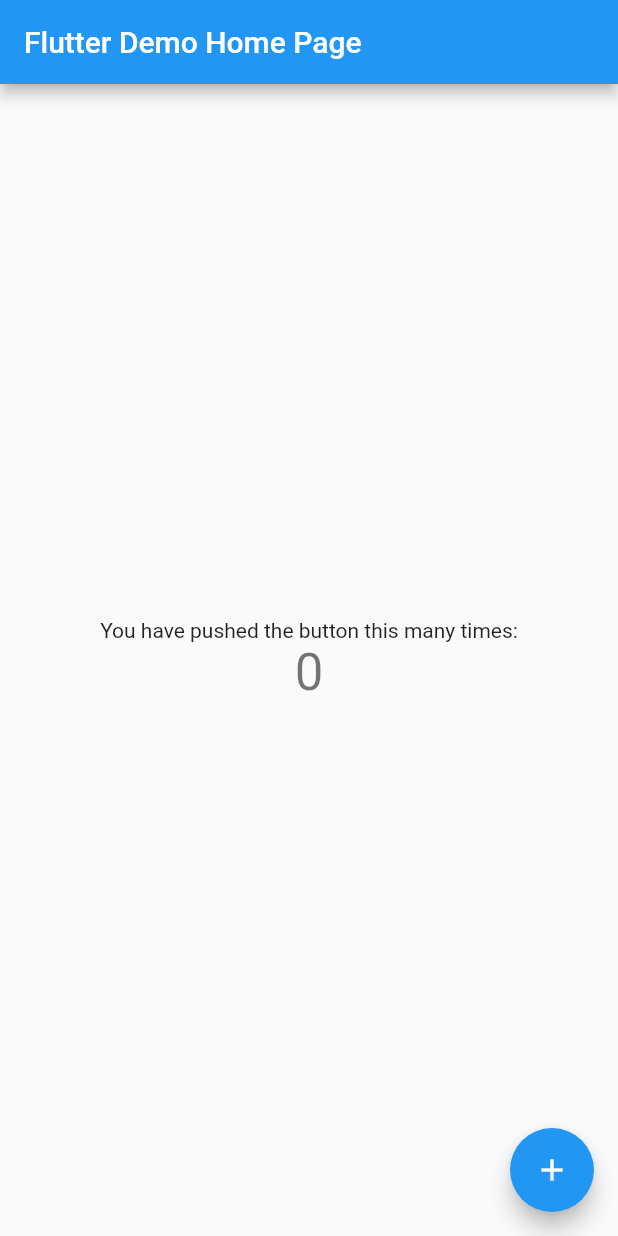
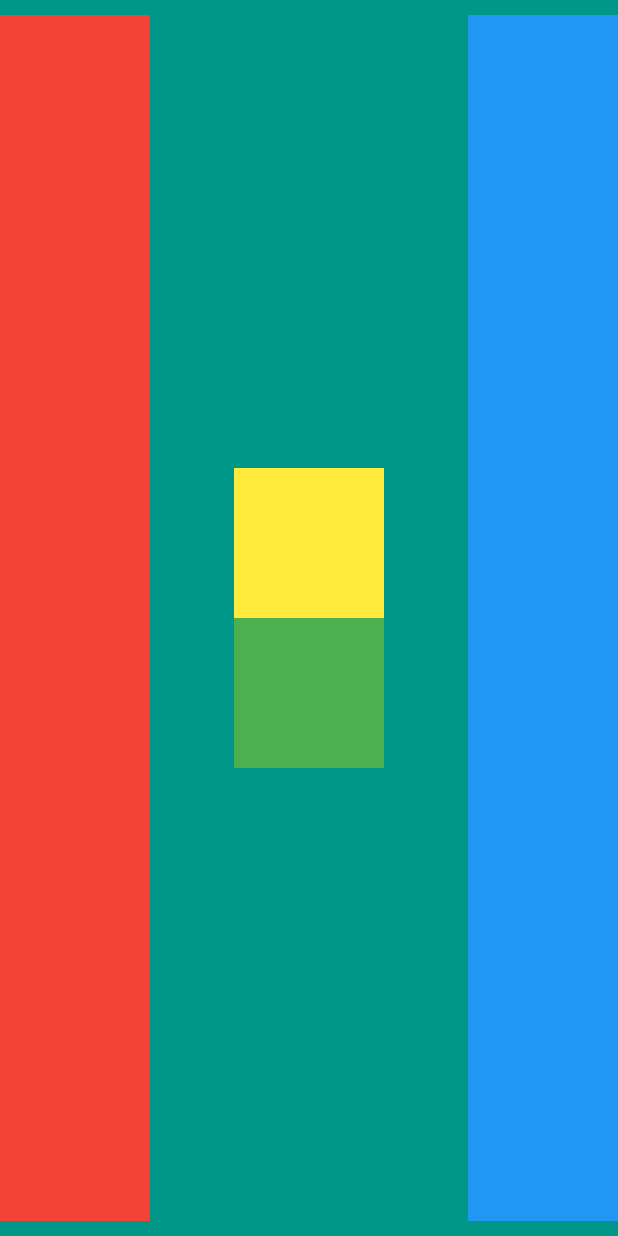
Before and after one commit to AdrianoSantana/Business-card, a Flutter app: the screen it shows after launch, on a phone screen of 412 x 824 dp. Run offline on Flutter 3.47's test engine with Material 2 defaults, Android fonts, the phone set to English and light mode, and no system bars.

Commit message:
Columns and Rows

```diff
--- a/business_card/lib/main.dart
+++ b/business_card/lib/main.dart
@@ -1,115 +1,50 @@
 import 'package:flutter/material.dart';
 
 void main() {
-  runApp(const MyApp());
+  runApp(const BusinessCardApp());
 }
 
-class MyApp extends StatelessWidget {
-  const MyApp({Key? key}) : super(key: key);
+class BusinessCardApp extends StatelessWidget {
+  const BusinessCardApp({Key? key}) : super(key: key);
 
-  // This widget is the root of your application.
   @override
   Widget build(BuildContext context) {
     return MaterialApp(
-      title: 'Flutter Demo',
-      theme: ThemeData(
-        // This is the theme of your application.
-        //
-        // Try running your application with "flutter run". You'll see the
-        // application has a blue toolbar. Then, without quitting the app, try
-        // changing the primarySwatch below to Colors.green and then invoke
-        // "hot reload" (press "r" in the console where you ran "flutter run",
-        // or simply save your changes to "hot reload" in a Flutter IDE).
-        // Notice that the counter didn't reset back to zero; the application
-        // is not restarted.
-        primarySwatch: Colors.blue,
+      home: Scaffold(
+        backgroundColor: Colors.teal,
+        body: SafeArea(
+          child: Row(
+            mainAxisAlignment: MainAxisAlignment.spaceBetween,
+            children: [
+              Container(
+                color: Colors.red,
+                width: 100,
+                margin: EdgeInsets.symmetric(vertical: 10),
+              ),
+              Column(
+                mainAxisAlignment: MainAxisAlignment.center,
+                children: [
+                  Container(
+                    color: Colors.yellow,
+                    width: 100,
+                    height: 100,
+                  ),
+                  Container(
+                    color: Colors.green,
+                    width: 100,
+                    height: 100,
+                  ),
+                ],
+              ),
+              Container(
+                color: Colors.blue,
+                width: 100,
+                margin: EdgeInsets.symmetric(vertical: 10),
+              )
+            ],
+          ),
+        ),
       ),
-      home: const MyHomePage(title: 'Flutter Demo Home Page'),
     );
   }
 }
-
-class MyHomePage extends StatefulWidget {
-  const MyHomePage({Key? key, required this.title}) : super(key: key);
-
-  // This widget is the home page of your application. It is stateful, meaning
-  // that it has a State object (defined below) that contains fields that affect
-  // how it looks.
-
-  // This class is the configuration for the state. It holds the values (in this
-  // case the title) provided by the parent (in this case the App widget) and
-  // used by the build method of the State. Fields in a Widget subclass are
-  // always marked "final".
-
-  final String title;
-
-  @override
-  State<MyHomePage> createState() => _MyHomePageState();
-}
-
-class _MyHomePageState extends State<MyHomePage> {
-  int _counter = 0;
-
-  void _incrementCounter() {
-    setState(() {
-      // This call to setState tells the Flutter framework that something has
-      // changed in this State, which causes it to rerun the build method below
-      // so that the display can reflect the updated values. If we changed
-      // _counter without calling setState(), then the build method would not be
-      // called again, and so nothing would appear to happen.
-      _counter++;
-    });
-  }
-
-  @override
-  Widget build(BuildContext context) {
-    // This method is rerun every time setState is called, for instance as done
-    // by the _incrementCounter method above.
-    //
-    // The Flutter framework has been optimized to make rerunning build methods
-    // fast, so that you can just rebuild anything that needs updating rather
-    // than having to individually change instances of widgets.
-    return Scaffold(
-      appBar: AppBar(
-        // Here we take the value from the MyHomePage object that was created by
-        // the App.build method, and use it to set our appbar title.
-        title: Text(widget.title),
-      ),
-      body: Center(
-        // Center is a layout widget. It takes a single child and positions it
-        // in the middle of the parent.
-        child: Column(
-          // Column is also a layout widget. It takes a list of children and
-          // arranges them vertically. By default, it sizes itself to fit its
-          // children horizontally, and tries to be as tall as its parent.
-          //
-          // Invoke "debug painting" (press "p" in the console, choose the
-          // "Toggle Debug Paint" action from the Flutter Inspector in Android
-          // Studio, or the "Toggle Debug Paint" command in Visual Studio Code)
-          // to see the wireframe for each widget.
-          //
-          // Column has various properties to control how it sizes itself and
-          // how it positions its children. Here we use mainAxisAlignment to
-          // center the children vertically; the main axis here is the vertical
-          // axis because Columns are vertical (the cross axis would be
-          // horizontal).
-          mainAxisAlignment: MainAxisAlignment.center,
-          children: <Widget>[
-            const Text(
-              'You have pushed the button this many times:',
-            ),
-            Text(
-              '$_counter',
-              style: Theme.of(context).textTheme.headline4,
-            ),
-          ],
-        ),
-      ),
-      floatingActionButton: FloatingActionButton(
-        onPressed: _incrementCounter,
-        tooltip: 'Increment',
-        child: const Icon(Icons.add),
-      ), // This trailing comma makes auto-formatting nicer for build methods.
-    );
-  }
-}
```
